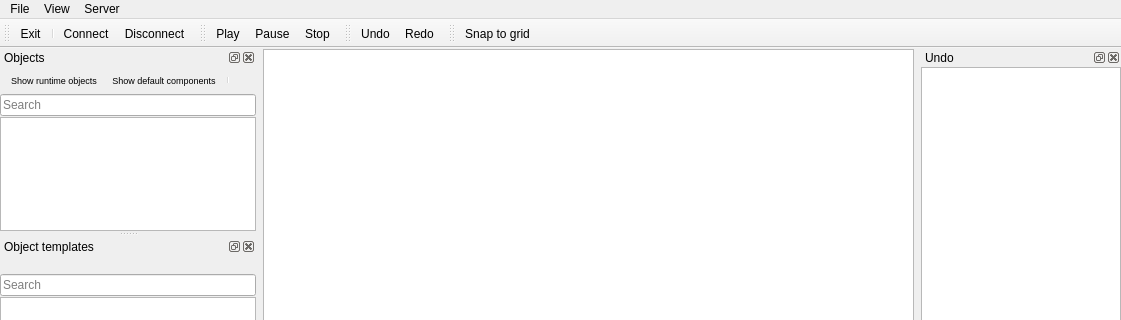
The window that QtOgreEditor/qt/MainWindow.ui (Gohla/Diversia) describes before a commit, drawn with Qt 5; both pictures show x 0 to 1121 and y 0 to 320 of the 1121 by 882 pixel window.
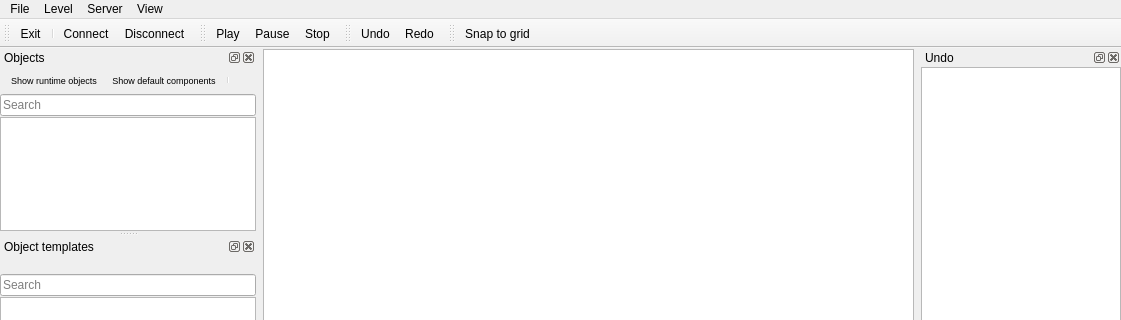
The same window after the commit. Icons and pictures are not drawn. Custom widgets are drawn as their Qt base class.

Commit message: Added recently loaded games and a list of all levels to the menu in the editor.

What changed in the file:
```diff
--- a/QtOgreEditor/qt/MainWindow.ui
+++ b/QtOgreEditor/qt/MainWindow.ui
@@ -767,7 +767,17 @@
     <addaction name="actionGame_save"/>
     <addaction name="actionGame_save_as"/>
     <addaction name="actionGame_load"/>
-    <addaction name="separator"/>
+    <addaction name="actionExit"/>
+   </widget>
+   <widget class="QMenu" name="menuView">
+    <property name="title">
+     <string>View</string>
+    </property>
+   </widget>
+   <widget class="QMenu" name="menuLevel">
+    <property name="title">
+     <string>Level</string>
+    </property>
     <addaction name="actionLevel_new"/>
     <addaction name="actionLevel_save"/>
     <addaction name="actionLevel_save_as"/>
@@ -782,14 +792,10 @@
     <addaction name="actionConnect"/>
     <addaction name="actionDisconnect"/>
    </widget>
-   <widget class="QMenu" name="menuView">
-    <property name="title">
-     <string>View</string>
-    </property>
-   </widget>
    <addaction name="menuFile"/>
-   <addaction name="menuView"/>
+   <addaction name="menuLevel"/>
    <addaction name="menuServer"/>
+   <addaction name="menuView"/>
   </widget>
   <action name="actionExit">
    <property name="icon">
```
Left out of the diff: 2 changed lines with no effect on the pictures. The commit also changes 9 other files.
